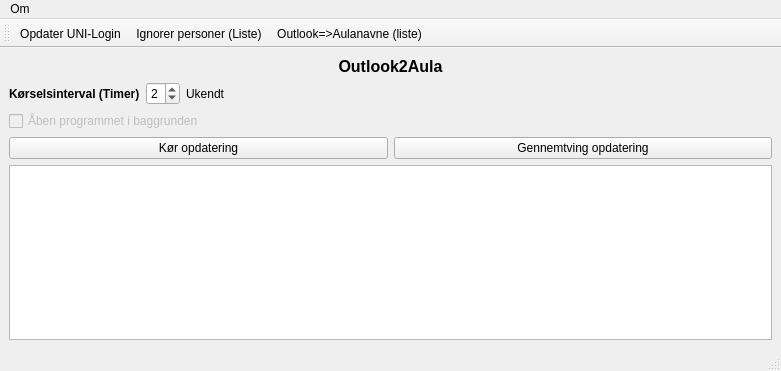
froksen/O2A_GUI, file mainwindow.ui: the form before one commit.
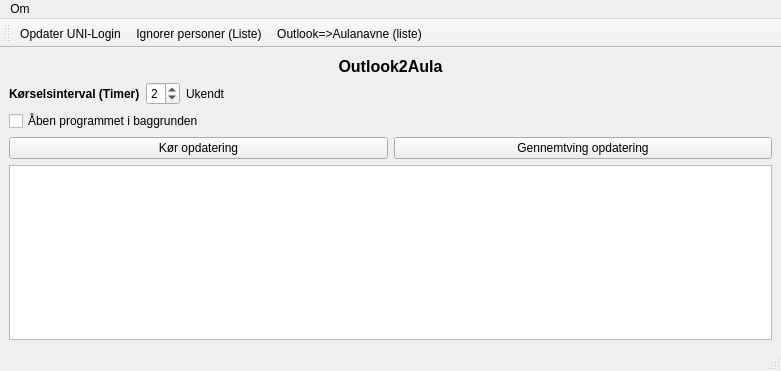
The form after the commit. Icons and pictures are not drawn.

Commit message: Opdateret så GUI kan startes i baggrunden

What changed in the file:
```diff
--- a/mainwindow.ui
+++ b/mainwindow.ui
@@ -87,7 +87,7 @@
     <item>
      <widget class="QCheckBox" name="start_window_minimized">
       <property name="enabled">
-       <bool>false</bool>
+       <bool>true</bool>
       </property>
       <property name="text">
        <string>Åben programmet i baggrunden</string>
```
The commit also changes 4 other files.
